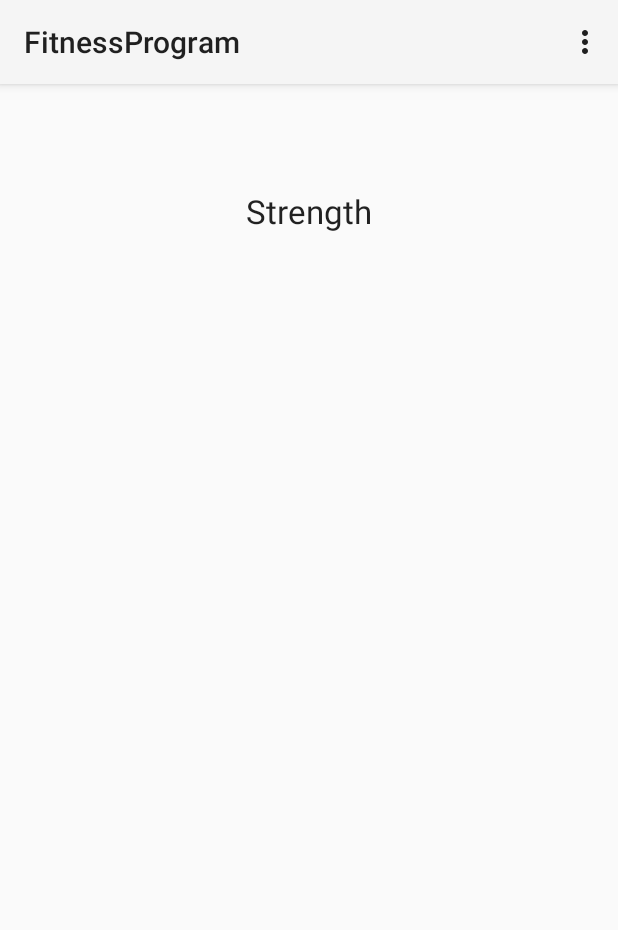
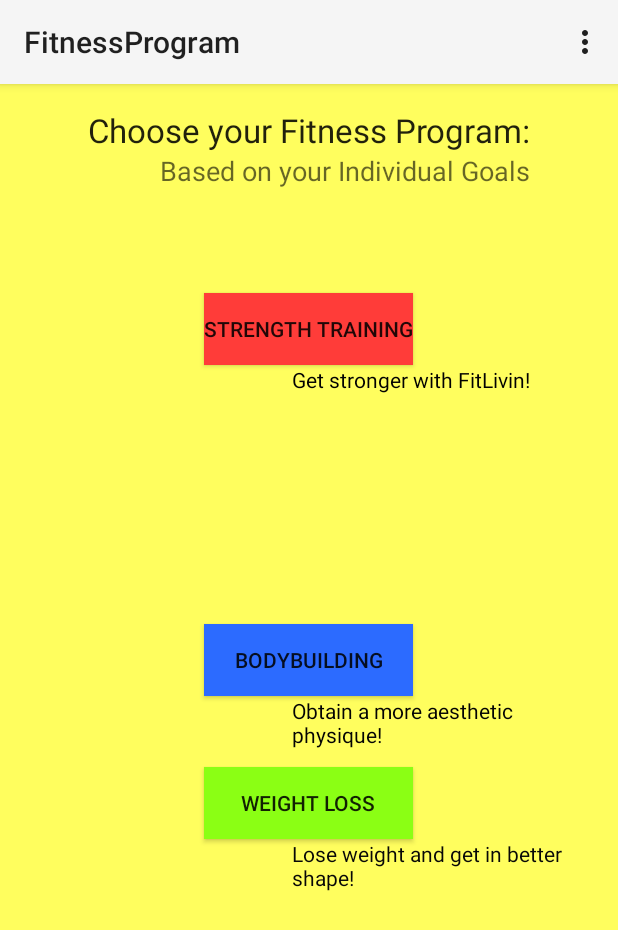
Before and after one commit to SCCapstone/FitLivin, an Android app: the FitnessProgram screen opened directly, with no data from a screen before it, on a phone screen of 412 x 824 dp. Shown: the top 930 px of the screen. Run offline under Robolectric (Android 15) with nearby library versions, the phone set to English and light mode, and no system bars.

Commit message:
Worked on basic shell for fitness program page.

```diff
--- a/app/src/main/res/layout/activity_fitness_program.xml
+++ b/app/src/main/res/layout/activity_fitness_program.xml
@@ -4,15 +4,87 @@
     android:paddingRight="@dimen/activity_horizontal_margin"
     android:paddingTop="@dimen/activity_vertical_margin"
     android:paddingBottom="@dimen/activity_vertical_margin"
-    tools:context="edu.sc.myapplication.FitnessProgram">
+    tools:context="edu.sc.myapplication.FitnessProgram"
+
+    android:background="#fffe5e">
 
     <TextView
         android:layout_width="wrap_content"
         android:layout_height="wrap_content"
         android:textAppearance="?android:attr/textAppearanceLarge"
-        android:text="Strength"
+        android:text="Choose your Fitness Program:"
         android:id="@+id/textView"
         android:layout_alignParentTop="true"
+        android:layout_centerHorizontal="true" />
+
+    <Button
+        android:layout_width="wrap_content"
+        android:layout_height="wrap_content"
+        android:text="Strength Training"
+        android:id="@+id/button2"
+        android:layout_below="@+id/textView"
         android:layout_centerHorizontal="true"
-        android:layout_marginTop="54dp" />
+        android:layout_marginTop="94dp"
+        android:background="#ff3c39" />
+
+    <Button
+        android:layout_width="wrap_content"
+        android:layout_height="wrap_content"
+        android:text="BodyBuilding"
+        android:id="@+id/button7"
+        android:layout_centerVertical="true"
+        android:layout_alignStart="@+id/button2"
+        android:layout_alignEnd="@+id/button2"
+        android:background="#2c6bff" />
+
+    <Button
+        android:layout_width="wrap_content"
+        android:layout_height="wrap_content"
+        android:text="Weight Loss"
+        android:id="@+id/button8"
+        android:layout_marginTop="47dp"
+        android:layout_below="@+id/button7"
+        android:layout_alignStart="@+id/button7"
+        android:layout_alignEnd="@+id/button2"
+        android:background="#8bff14" />
+
+    <TextView
+        android:layout_width="wrap_content"
+        android:layout_height="wrap_content"
+        android:textAppearance="?android:attr/textAppearanceSmall"
+        android:text="Get stronger with FitLivin!"
+        android:id="@+id/textView6"
+        android:layout_below="@+id/button2"
+        android:layout_alignEnd="@+id/textView"
+        android:textColor="#010101" />
+
+    <TextView
+        android:layout_width="wrap_content"
+        android:layout_height="wrap_content"
+        android:textAppearance="?android:attr/textAppearanceSmall"
+        android:text="Obtain a more aesthetic physique!"
+        android:id="@+id/textView7"
+        android:layout_below="@+id/button7"
+        android:layout_alignStart="@+id/textView6"
+        android:textColor="#030303" />
+
+    <TextView
+        android:layout_width="wrap_content"
+        android:layout_height="wrap_content"
+        android:textAppearance="?android:attr/textAppearanceSmall"
+        android:text="Lose weight and get in better shape!"
+        android:id="@+id/textView8"
+        android:layout_below="@+id/button8"
+        android:layout_alignStart="@+id/textView7"
+        android:textColor="#070707" />
+
+    <TextView
+        android:layout_width="wrap_content"
+        android:layout_height="wrap_content"
+        android:textAppearance="?android:attr/textAppearanceMedium"
+        android:text="Based on your Individual Goals"
+        android:id="@+id/textView9"
+        android:layout_below="@+id/textView"
+        android:layout_alignEnd="@+id/textView" />
+
 </RelativeLayout>
```
